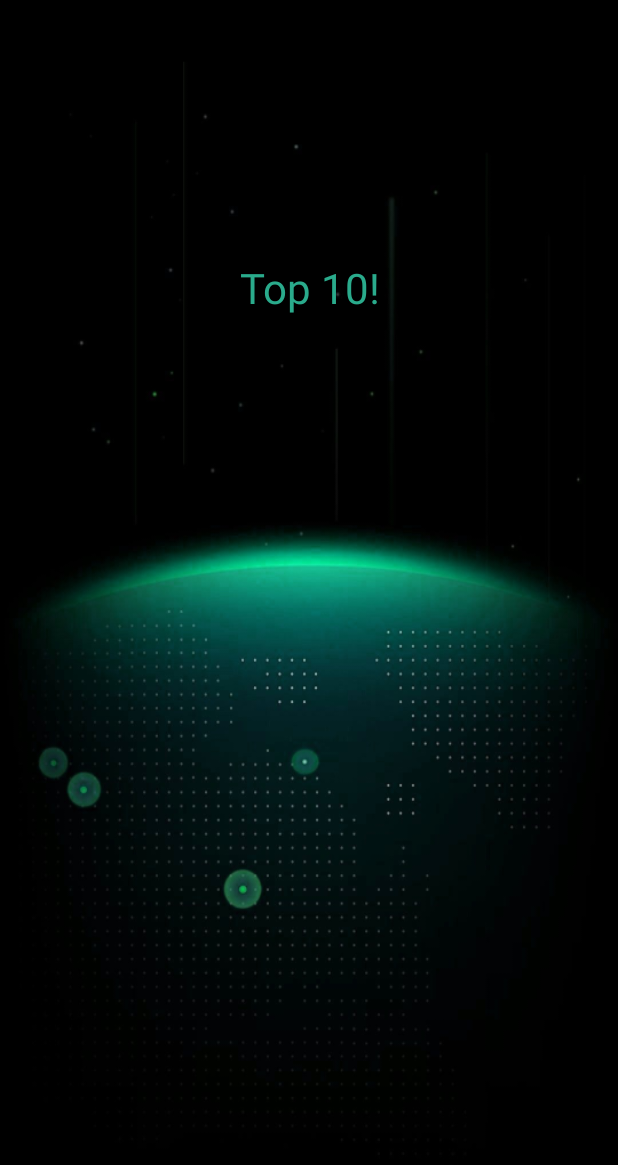
After one commit to bidoofgoo/Tables, an Android app: the layout activity_leaderboards.xml on its own in the app's theme, with its tools: preview values and no code run, on a phone screen of 412 x 824 dp. The commit adds this screen. Shown: the top 1165 px of the screen. Run offline under Robolectric (Android 15) with nearby library versions, the phone set to English and light mode, and no system bars.

Commit message:
Leaderboard update en score patch
Leaderboard basics added en scoreboard updated.

```diff
--- /dev/null
+++ b/app/src/main/res/layout/activity_leaderboards.xml
@@ -0,0 +1,28 @@
+<?xml version="1.0" encoding="utf-8"?>
+<android.support.constraint.ConstraintLayout
+    xmlns:android="http://schemas.android.com/apk/res/android"
+    xmlns:app="http://schemas.android.com/apk/res-auto"
+    xmlns:tools="http://schemas.android.com/tools"
+    android:layout_width="match_parent"
+    android:layout_height="match_parent"
+    android:background="@mipmap/background">
+
+    <TextView
+        android:id="@+id/textView5"
+        android:layout_width="123dp"
+        android:layout_height="42dp"
+        android:layout_marginBottom="453dp"
+        android:layout_marginEnd="130dp"
+        android:layout_marginStart="130dp"
+        android:layout_marginTop="16dp"
+        android:text="@string/top10"
+        android:textAlignment="center"
+        android:textColor="@color/colorPrimary"
+        android:textSize="28sp"
+        app:layout_constraintBottom_toBottomOf="parent"
+        app:layout_constraintEnd_toEndOf="parent"
+        app:layout_constraintStart_toStartOf="parent"
+        app:layout_constraintTop_toTopOf="parent" />
+
+
+</android.support.constraint.ConstraintLayout>
--- a/app/src/main/res/values/strings.xml
+++ b/app/src/main/res/values/strings.xml
@@ -5,7 +5,8 @@
     <string name="challenge">Uitdaging</string>
     <string name="oefenen">Oefenen</string>
     <string name="eindeloos">Eindeloos</string>
-    <string name="resultTitle">Score?!</string>
+    <string name="resultTitle">Score!</string>
     <string name="naamInvoeren">Voer hier je naam in</string>
     <string name="submitNaam">Invoeren naam</string>
+    <string name="top10">Top 10!</string>
 </resources>
```
Also changed, not shown: app/src/main/java/nl/bidoofgoo/apps/tables/LeaderBoardActivity.java (added, +14 -0 lines), app/src/main/java/nl/bidoofgoo/apps/tables/printResults.java (+15 -0 lines), app/src/main/res/layout/activity_results.xml (+5 -3 lines).
